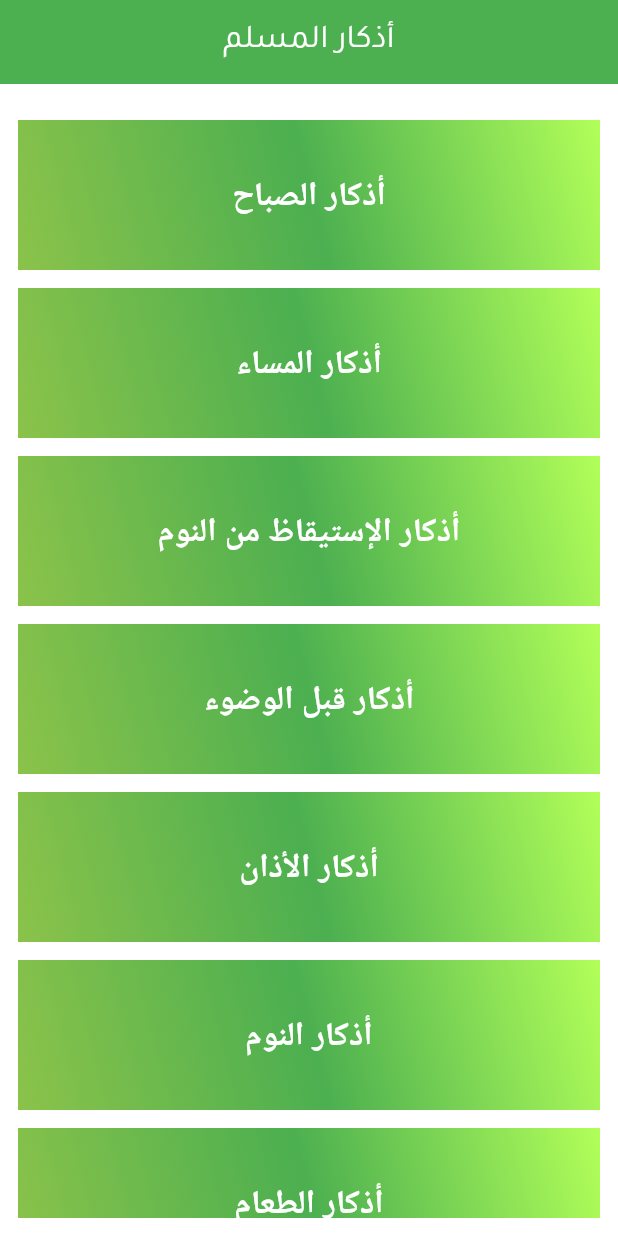
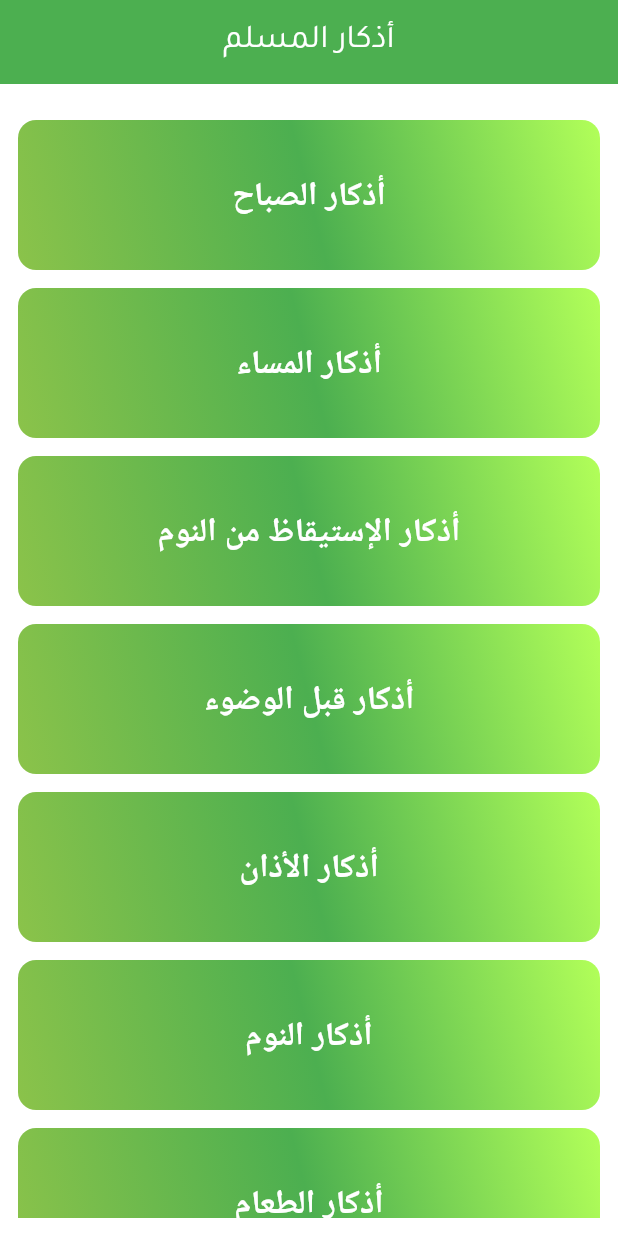
Before and after one commit to devmfouad/azkar, a Flutter app: the screen it shows after launch, on a phone screen of 412 x 824 dp. Run offline on Flutter 3.47's test engine with Material 2 defaults, Android fonts, the phone set to English and light mode, and no system bars.

```diff
--- a/lib/screens/home_screen.dart
+++ b/lib/screens/home_screen.dart
@@ -1,4 +1,5 @@
 import 'package:azkar/models/section_model.dart';
+import 'package:azkar/screens/section_detail_screen.dart';
 import 'package:flutter/material.dart';
 import 'package:flutter/services.dart';
 import 'dart:convert';
@@ -24,26 +25,31 @@ class _HomeScreenState extends State<HomeScreen> {
   Widget build(BuildContext context) {
     return Scaffold(
       appBar: AppBar(
-        title: Text("أذكار المسلم" ),
+        title: Text("أذكار المسلم"),
       ),
       body: Padding(
         padding: const EdgeInsets.all(12.0),
         child: ListView.builder(
           physics: BouncingScrollPhysics(),
-            itemBuilder: (context , index) => buildSectionItem(text: sections[index].name!),
+          itemBuilder: (context, index) =>
+              buildSectionItem(model: sections[index]),
           itemCount: sections.length,
         ),
       ),
     );
   }
 
-  Widget buildSectionItem({required String text}) {
-    return Container(
+  Widget buildSectionItem({required SectionModel model}) {
+    return InkWell(
+      onTap: () {
+       Navigator.of(context).push(MaterialPageRoute(builder: (context) => SectionDetailScreen(id: model.id!,)));
+      },
+      child: Container(
         margin: const EdgeInsets.only(top: 12.0),
         width: double.infinity,
-      height:  100,
-
+        height: 100,
         decoration: BoxDecoration(
+            borderRadius: BorderRadius.circular(12.0),
             gradient: LinearGradient(
                 begin: Alignment.topRight,
                 end: Alignment.bottomLeft,
@@ -51,21 +57,24 @@ class _HomeScreenState extends State<HomeScreen> {
                   Colors.lightGreenAccent,
                   Colors.green,
                   Colors.lightGreen
-          ]
-        )
-      ),
-      child: Center(child: Text("$text" ,
+                ])),
+        child: Center(
+            child: Text(
+          "${model.name}",
           style: TextStyle(
-          fontSize: 22.0 ,
+            fontSize: 22.0,
             fontWeight: FontWeight.bold,
             color: Colors.white,
-        ),)),
+          ),
+        )),
+      ),
     );
   }
 
-
-  loadSections()async{
-    DefaultAssetBundle.of(context).loadString("assets/database/sections_db.json").then((data) {
+  loadSections() async {
+    DefaultAssetBundle.of(context)
+        .loadString("assets/database/sections_db.json")
+        .then((data) {
       var response = json.decode(data);
       response.forEach((section) {
         SectionModel _section = SectionModel.fromJson(section);
```
Also changed, not shown: lib/screens/section_detail_screen.dart (added, +15 -0 lines). Lines whose indentation alone changed are shown as unchanged.
